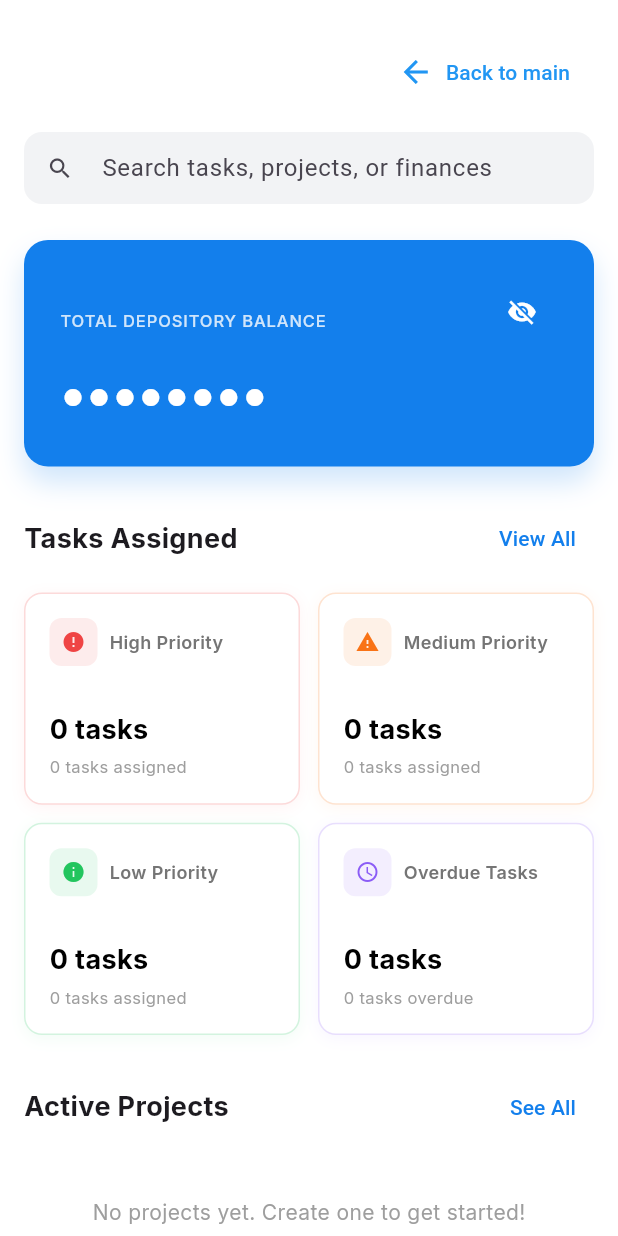
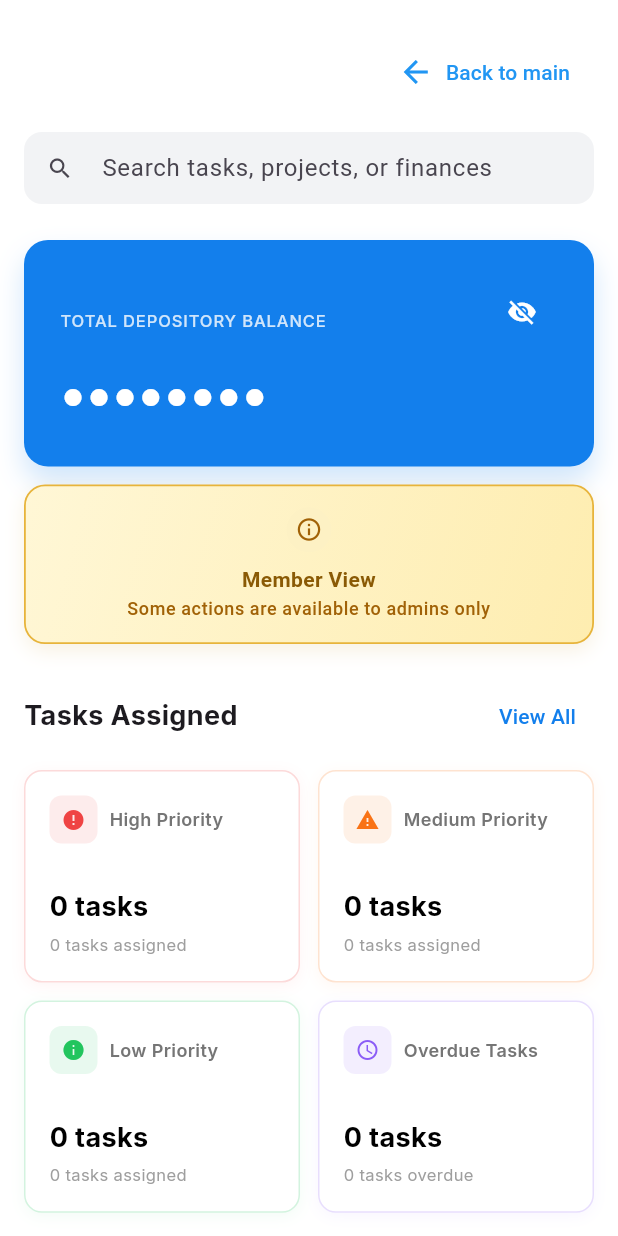
Before and after one commit to aijaee/kamobahala_bscs4b_project, a Flutter app: the OrganizationDashboard screen opened directly with empty values, on a phone screen of 412 x 824 dp. Run offline on Flutter 3.47's test engine with Material 3 defaults, Android fonts, the light colour scheme and no system bars; our stand-ins replace google_fonts, supabase_flutter; accounts and stored records are empty.

Commit message:
FIX: Member views and Finance Expenses now present

```diff
--- a/lib/views/dashboard/organization_dashboard.dart
+++ b/lib/views/dashboard/organization_dashboard.dart
@@ -54,11 +54,10 @@ class _OrganizationDashboardState extends State<OrganizationDashboard>
     _dashboardViewModel.addListener(_onViewModelChanged);
 
     _getUserEmail();
-    _checkAdminStatus();
 
     WidgetsBinding.instance.addPostFrameCallback((_) {
       if (mounted) {
-        _loadBalance();
+        _initializeDashboardData();
       }
     });
   }
@@ -70,6 +69,11 @@ class _OrganizationDashboardState extends State<OrganizationDashboard>
       _cleanupViewModels();
       _initializeViewModels();
       _refreshProjects();
+      WidgetsBinding.instance.addPostFrameCallback((_) {
+        if (mounted) {
+          _initializeDashboardData();
+        }
+      });
     }
   }
 
@@ -96,12 +100,6 @@ class _OrganizationDashboardState extends State<OrganizationDashboard>
     );
     _financialViewModel.addListener(_onViewModelChanged);
     _dashboardViewModel.addListener(_onViewModelChanged);
-
-    WidgetsBinding.instance.addPostFrameCallback((_) {
-      if (mounted) {
-        _loadBalance();
-      }
-    });
   }
 
   void _cleanupViewModels() {
@@ -120,6 +118,12 @@ class _OrganizationDashboardState extends State<OrganizationDashboard>
     if (mounted) {
       setState(() => _isAdmin = isAdmin);
     }
+  }
+
+  Future<void> _initializeDashboardData() async {
+    await _checkAdminStatus();
+    if (!mounted) return;
+    await _loadBalance();
   }
 
   void _getUserEmail() {
@@ -149,8 +153,10 @@ class _OrganizationDashboardState extends State<OrganizationDashboard>
       );
     }
 
-    await _orgService
-        .syncMemberNamesFromProfiles(widget.organization['id'].toString());
+    if (_isAdmin) {
+      await _orgService
+          .syncMemberNamesFromProfiles(widget.organization['id'].toString());
+    }
   }
 
   void _refreshProjects() {
@@ -327,6 +333,10 @@ class _OrganizationDashboardState extends State<OrganizationDashboard>
                     sliver: SliverList(
                       delegate: SliverChildListDelegate([
                         _buildFinancialCard(context),
+                        if (!_isAdmin) ...[
+                          const SizedBox(height: 12),
+                          _buildMemberLimitedBanner(context),
+                        ],
                         const SizedBox(height: 24),
                         _buildSectionHeader(
                           _isAdmin ? "Priority Overview" : "Tasks Assigned",
@@ -523,10 +533,70 @@ class _OrganizationDashboardState extends State<OrganizationDashboard>
     );
   }
 
+  Widget _buildMemberLimitedBanner(BuildContext context) {
+    return Container(
+      width: double.infinity,
+      padding: const EdgeInsets.symmetric(vertical: 14, horizontal: 16),
+      decoration: BoxDecoration(
+        gradient: const LinearGradient(
+          begin: Alignment.topLeft,
+          end: Alignment.bottomRight,
+          colors: [Color(0xFFFFF7D6), Color(0xFFFEEDB0)],
+        ),
+        borderRadius: BorderRadius.circular(14),
+        border: Border.all(color: const Color(0xFFE7B43B), width: 1.2),
+        boxShadow: [
+          BoxShadow(
+            color: const Color(0xFFC58E16).withOpacity(0.12),
+            blurRadius: 10,
+            offset: const Offset(0, 4),
+          ),
+        ],
+      ),
+      child: Column(
+        mainAxisAlignment: MainAxisAlignment.center,
+        crossAxisAlignment: CrossAxisAlignment.center,
+        children: [
+          Container(
+            width: 30,
+            height: 30,
+            decoration: const BoxDecoration(
+              color: Color(0xFFFDF1C4),
+              shape: BoxShape.circle,
+            ),
+            child: const Icon(
+              Icons.info_outline,
+              color: Color(0xFFA16207),
+              size: 18,
+            ),
+          ),
+          const SizedBox(height: 8),
+          Text(
+            'Member View',
+            textAlign: TextAlign.center,
+            style: Theme.of(context).textTheme.bodyMedium?.copyWith(
+                  color: const Color(0xFF8A5A05),
+                  fontWeight: FontWeight.w700,
+                ),
+          ),
+          const SizedBox(height: 2),
+          Text(
+            'Some actions are available to admins only',
+            textAlign: TextAlign.center,
+            style: Theme.of(context).textTheme.bodySmall?.copyWith(
+                  color: const Color(0xFFA16207),
+                  fontWeight: FontWeight.w500,
+                ),
+          ),
+        ],
+      ),
+    );
+  }
+
   Widget _buildFinancialCard(BuildContext context) {
     final fallbackOpeningBudget = _toDouble(widget.organization['budget']);
-    final currentBalance =
-        _financialViewModel.calculateDepositoryCardBalance(fallbackOpeningBudget);
+    final currentBalance = _financialViewModel
+        .calculateDepositoryCardBalance(fallbackOpeningBudget);
 
     return Container(
       padding: const EdgeInsets.all(24),
```
Also changed, not shown: lib/core/services/dashboard_service.dart (+25 -60 lines), lib/core/services/project_service.dart (+5 -7 lines), lib/views/dashboard/main_navigation_wrapper.dart (+0 -29 lines).
